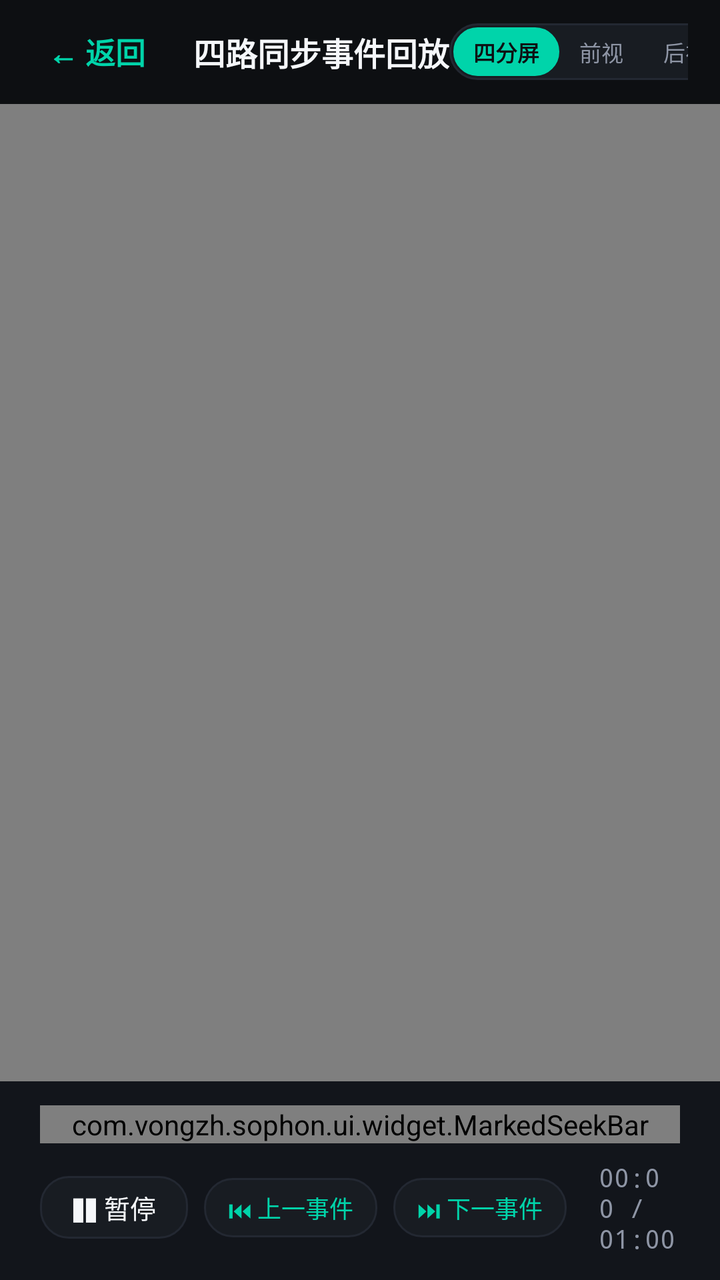
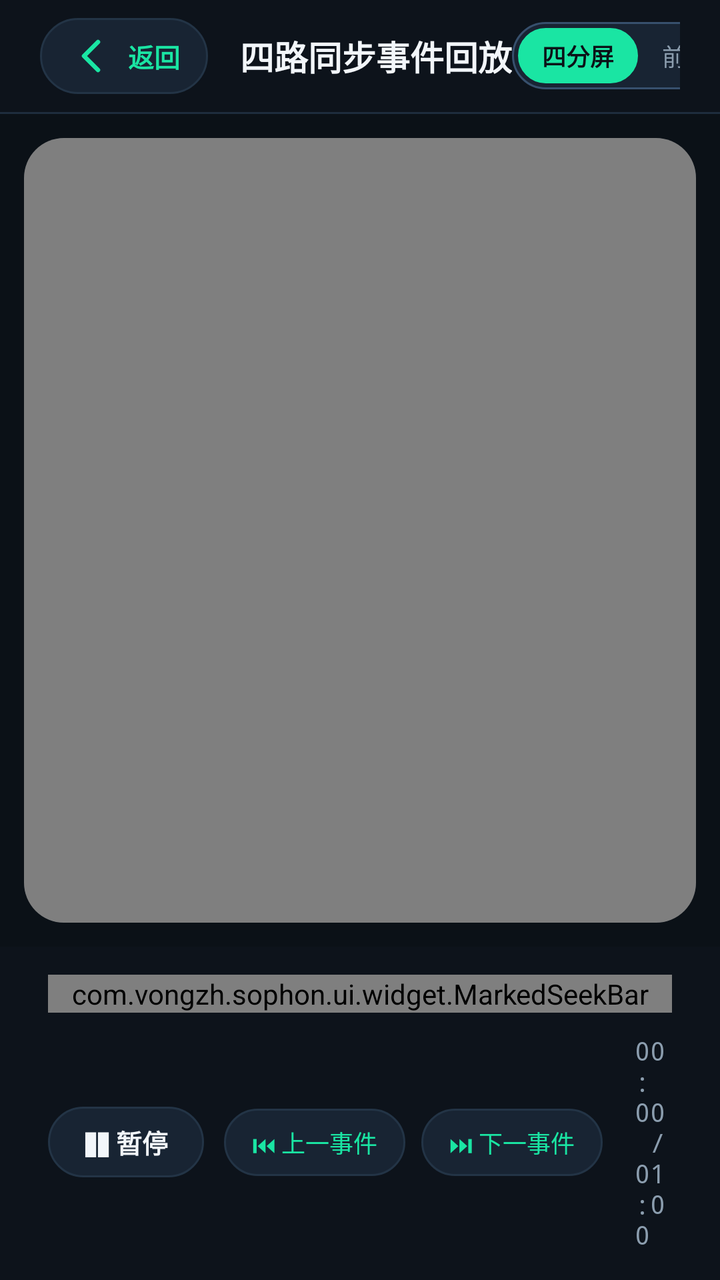

The first picture is an Android layout as it rendered before a commit; the second is the same layout after the commit. The layout source and the unified diff follow.
<!-- AndroidManifest.xml: application theme Theme.Sophon -->
<!-- res/layout/activity_quad_sync_player.xml -->
<?xml version="1.0" encoding="utf-8"?>
<LinearLayout xmlns:android="http://schemas.android.com/apk/res/android"
    android:layout_width="match_parent"
    android:layout_height="match_parent"
    android:background="@color/bg_cockpit_dark"
    android:orientation="vertical">

    
    <LinearLayout
        android:layout_width="match_parent"
        android:layout_height="52dp"
        android:gravity="center_vertical"
        android:orientation="horizontal"
        android:paddingHorizontal="16dp">

        <TextView
            android:id="@+id/btn_player_back"
            android:layout_width="wrap_content"
            android:layout_height="wrap_content"
            android:background="?attr/selectableItemBackgroundBorderless"
            android:padding="8dp"
            android:text="← 返回"
            android:textColor="@color/flyme_cyan"
            android:textSize="15sp"
            android:textStyle="bold" />

        <TextView
            android:id="@+id/tv_player_title"
            android:layout_width="wrap_content"
            android:layout_height="wrap_content"
            android:layout_marginStart="16dp"
            android:text="四路同步事件回放"
            android:textColor="@color/text_primary"
            android:textSize="16sp"
            android:textStyle="bold" />

        <View
            android:layout_width="0dp"
            android:layout_height="1dp"
            android:layout_weight="1" />

        
        <LinearLayout
            android:layout_width="wrap_content"
            android:layout_height="wrap_content"
            android:background="@drawable/bg_badge_pill"
            android:orientation="horizontal"
            android:padding="2dp">

            <TextView
                android:id="@+id/btn_view_quad"
                android:layout_width="wrap_content"
                android:layout_height="wrap_content"
                android:background="@drawable/bg_badge_pill"
                android:backgroundTint="@color/flyme_cyan"
                android:paddingHorizontal="10dp"
                android:paddingVertical="4dp"
                android:text="四分屏"
                android:textColor="@color/bg_cockpit_dark"
                android:textSize="11sp"
                android:textStyle="bold" />

            <TextView
                android:id="@+id/btn_view_front"
                android:layout_width="wrap_content"
                android:layout_height="wrap_content"
                android:paddingHorizontal="10dp"
                android:paddingVertical="4dp"
                android:text="前视"
                android:textColor="@color/text_secondary"
                android:textSize="11sp" />

            <TextView
                android:id="@+id/btn_view_back"
                android:layout_width="wrap_content"
                android:layout_height="wrap_content"
                android:paddingHorizontal="10dp"
                android:paddingVertical="4dp"
                android:text="后视"
                android:textColor="@color/text_secondary"
                android:textSize="11sp" />
        </LinearLayout>
    </LinearLayout>

    
    <FrameLayout
        android:id="@+id/player_video_container"
        android:layout_width="match_parent"
        android:layout_height="0dp"
        android:layout_weight="1"
        android:background="@color/bg_card_dark">

        <VideoView
            android:id="@+id/video_view_main"
            android:layout_width="match_parent"
            android:layout_height="match_parent"
            android:layout_gravity="center" />
    </FrameLayout>

    
    <LinearLayout
        android:layout_width="match_parent"
        android:layout_height="wrap_content"
        android:background="@color/bg_nav_rail"
        android:orientation="vertical"
        android:paddingHorizontal="20dp"
        android:paddingVertical="12dp">

        
        <com.vongzh.sophon.ui.widget.MarkedSeekBar
            android:id="@+id/player_seek_bar"
            android:layout_width="match_parent"
            android:layout_height="wrap_content" />

        
        <LinearLayout
            android:layout_width="match_parent"
            android:layout_height="wrap_content"
            android:layout_marginTop="8dp"
            android:gravity="center_vertical"
            android:orientation="horizontal">

            <TextView
                android:id="@+id/btn_play_pause"
                android:layout_width="wrap_content"
                android:layout_height="wrap_content"
                android:background="@drawable/bg_badge_pill"
                android:paddingHorizontal="16dp"
                android:paddingVertical="6dp"
                android:text="❚❚ 暂停"
                android:textColor="@color/text_primary"
                android:textSize="13sp" />

            
            <TextView
                android:id="@+id/btn_prev_marker"
                android:layout_width="wrap_content"
                android:layout_height="wrap_content"
                android:layout_marginStart="8dp"
                android:background="@drawable/bg_badge_pill"
                android:paddingHorizontal="12dp"
                android:paddingVertical="6dp"
                android:text="⏮ 上一事件"
                android:textColor="@color/flyme_cyan"
                android:textSize="12sp" />

            
            <TextView
                android:id="@+id/btn_next_marker"
                android:layout_width="wrap_content"
                android:layout_height="wrap_content"
                android:layout_marginStart="8dp"
                android:background="@drawable/bg_badge_pill"
                android:paddingHorizontal="12dp"
                android:paddingVertical="6dp"
                android:text="⏭ 下一事件"
                android:textColor="@color/flyme_cyan"
                android:textSize="12sp" />

            <TextView
                android:id="@+id/tv_time_progress"
                android:layout_width="wrap_content"
                android:layout_height="wrap_content"
                android:layout_marginStart="16dp"
                android:fontFamily="monospace"
                android:text="00:00 / 01:00"
                android:textColor="@color/text_secondary"
                android:textSize="13sp" />

            <View
                android:layout_width="0dp"
                android:layout_height="1dp"
                android:layout_weight="1" />

            <TextView
                android:id="@+id/btn_clip_video"
                android:layout_width="wrap_content"
                android:layout_height="wrap_content"
                android:layout_marginEnd="10dp"
                android:background="@drawable/bg_badge_pill"
                android:backgroundTint="#2638FEFE"
                android:paddingHorizontal="14dp"
                android:paddingVertical="6dp"
                android:text="✂️ 截取取证片段"
                android:textColor="@color/flyme_cyan"
                android:textSize="12sp"
                android:textStyle="bold" />

            <TextView
                android:id="@+id/btn_play_speed"
                android:layout_width="wrap_content"
                android:layout_height="wrap_content"
                android:background="@drawable/bg_badge_pill"
                android:paddingHorizontal="12dp"
                android:paddingVertical="6dp"
                android:text="1.0x 倍速"
                android:textColor="@color/flyme_cyan"
                android:textSize="12sp" />
        </LinearLayout>

    </LinearLayout>

</LinearLayout>
<!-- resources referenced by this layout -->
<resources>
  <color name="bg_card_dark">#FF181C22</color>
  <color name="bg_cockpit_dark">#FF0D0F12</color>
  <color name="bg_nav_rail">#FF12151B</color>
  <color name="flyme_cyan">#FF00D4AA</color>
  <color name="text_primary">#FFF5F7FA</color>
  <color name="text_secondary">#FF8E95A5</color>
  <!-- drawable bg_badge_pill (drawable) -->
  <?xml version="1.0" encoding="utf-8"?>
  <shape xmlns:android="http://schemas.android.com/apk/res/android"
      android:shape="rectangle">
      <corners android:radius="14dp" />
      <solid android:color="@color/bg_card_dark" />
      <stroke android:width="1dp" android:color="@color/divider_line" />
  </shape>
  <color name="divider_line">#FF232832</color>
  <!-- unchanged entries left out for length: 2 -->
</resources>

<!-- the commit's change to res/layout/activity_quad_sync_player.xml (unified diff, before → after) -->
@@ -8,20 +8,25 @@
     
     <LinearLayout
         android:layout_width="match_parent"
-        android:layout_height="52dp"
+        android:layout_height="56dp"
+        android:background="@color/bg_nav_rail"
         android:gravity="center_vertical"
         android:orientation="horizontal"
-        android:paddingHorizontal="16dp">
+        android:paddingHorizontal="20dp">
 
         <TextView
             android:id="@+id/btn_player_back"
             android:layout_width="wrap_content"
             android:layout_height="wrap_content"
-            android:background="?attr/selectableItemBackgroundBorderless"
-            android:padding="8dp"
-            android:text="← 返回"
+            android:background="@drawable/bg_badge_pill"
+            android:drawableStart="@drawable/ic_action_back"
+            android:drawablePadding="6dp"
+            android:gravity="center_vertical"
+            android:paddingHorizontal="14dp"
+            android:paddingVertical="7dp"
+            android:text="返回"
             android:textColor="@color/flyme_cyan"
-            android:textSize="15sp"
+            android:textSize="13sp"
             android:textStyle="bold" />
 
         <TextView
@@ -31,7 +36,7 @@
             android:layout_marginStart="16dp"
             android:text="四路同步事件回放"
             android:textColor="@color/text_primary"
-            android:textSize="16sp"
+            android:textSize="17sp"
             android:textStyle="bold" />
 
         <View
@@ -43,52 +48,60 @@
         <LinearLayout
             android:layout_width="wrap_content"
             android:layout_height="wrap_content"
-            android:background="@drawable/bg_badge_pill"
+            android:background="@drawable/bg_cockpit_card_elevated"
             android:orientation="horizontal"
-            android:padding="2dp">
+            android:padding="3dp">
 
             <TextView
                 android:id="@+id/btn_view_quad"
                 android:layout_width="wrap_content"
                 android:layout_height="wrap_content"
-                android:background="@drawable/bg_badge_pill"
-                android:backgroundTint="@color/flyme_cyan"
-                android:paddingHorizontal="10dp"
-                android:paddingVertical="4dp"
+                android:background="@drawable/bg_badge_pill_active"
+                android:paddingHorizontal="12dp"
+                android:paddingVertical="5dp"
                 android:text="四分屏"
                 android:textColor="@color/bg_cockpit_dark"
-                android:textSize="11sp"
+                android:textSize="12sp"
                 android:textStyle="bold" />
 
             <TextView
                 android:id="@+id/btn_view_front"
                 android:layout_width="wrap_content"
                 android:layout_height="wrap_content"
-                android:paddingHorizontal="10dp"
-                android:paddingVertical="4dp"
+                android:background="@drawable/bg_nav_capsule_inactive"
+                android:paddingHorizontal="12dp"
+                android:paddingVertical="5dp"
                 android:text="前视"
                 android:textColor="@color/text_secondary"
-                android:textSize="11sp" />
+                android:textSize="12sp" />
 
             <TextView
                 android:id="@+id/btn_view_back"
                 android:layout_width="wrap_content"
                 android:layout_height="wrap_content"
-                android:paddingHorizontal="10dp"
-                android:paddingVertical="4dp"
+                android:background="@drawable/bg_nav_capsule_inactive"
+                android:paddingHorizontal="12dp"
+                android:paddingVertical="5dp"
                 android:text="后视"
                 android:textColor="@color/text_secondary"
-                android:textSize="11sp" />
+                android:textSize="12sp" />
         </LinearLayout>
     </LinearLayout>
+
+    <View
+        android:layout_width="match_parent"
+        android:layout_height="1dp"
+        android:background="@color/divider_line" />
 
     
     <FrameLayout
         android:id="@+id/player_video_container"
         android:layout_width="match_parent"
         android:layout_height="0dp"
+        android:layout_margin="12dp"
         android:layout_weight="1"
-        android:background="@color/bg_card_dark">
+        android:background="@drawable/bg_cockpit_card"
+        android:clipToOutline="true">
 
         <VideoView
             android:id="@+id/video_view_main"
@@ -103,8 +116,8 @@
         android:layout_height="wrap_content"
         android:background="@color/bg_nav_rail"
         android:orientation="vertical"
-        android:paddingHorizontal="20dp"
-        android:paddingVertical="12dp">
+        android:paddingHorizontal="24dp"
+        android:paddingVertical="14dp">
 
         
         <com.vongzh.sophon.ui.widget.MarkedSeekBar
@@ -116,7 +129,7 @@
         <LinearLayout
             android:layout_width="match_parent"
             android:layout_height="wrap_content"
-            android:layout_marginTop="8dp"
+            android:layout_marginTop="10dp"
             android:gravity="center_vertical"
             android:orientation="horizontal">
 
@@ -125,21 +138,22 @@
                 android:layout_width="wrap_content"
                 android:layout_height="wrap_content"
                 android:background="@drawable/bg_badge_pill"
-                android:paddingHorizontal="16dp"
-                android:paddingVertical="6dp"
+                android:paddingHorizontal="18dp"
+                android:paddingVertical="8dp"
                 android:text="❚❚ 暂停"
                 android:textColor="@color/text_primary"
-                android:textSize="13sp" />
+                android:textSize="13sp"
+                android:textStyle="bold" />
 
             
             <TextView
                 android:id="@+id/btn_prev_marker"
                 android:layout_width="wrap_content"
                 android:layout_height="wrap_content"
-                android:layout_marginStart="8dp"
-                android:background="@drawable/bg_badge_pill"
-                android:paddingHorizontal="12dp"
-                android:paddingVertical="6dp"
+                android:layout_marginStart="10dp"
+                android:background="@drawable/bg_badge_pill"
+                android:paddingHorizontal="14dp"
+                android:paddingVertical="8dp"
                 android:text="⏮ 上一事件"
                 android:textColor="@color/flyme_cyan"
                 android:textSize="12sp" />
@@ -151,8 +165,8 @@
                 android:layout_height="wrap_content"
                 android:layout_marginStart="8dp"
                 android:background="@drawable/bg_badge_pill"
-                android:paddingHorizontal="12dp"
-                android:paddingVertical="6dp"
+                android:paddingHorizontal="14dp"
+                android:paddingVertical="8dp"
                 android:text="⏭ 下一事件"
                 android:textColor="@color/flyme_cyan"
                 android:textSize="12sp" />
@@ -172,30 +186,34 @@
                 android:layout_height="1dp"
                 android:layout_weight="1" />
 
+            
             <TextView
                 android:id="@+id/btn_clip_video"
                 android:layout_width="wrap_content"
                 android:layout_height="wrap_content"
                 android:layout_marginEnd="10dp"
                 android:background="@drawable/bg_badge_pill"
-                android:backgroundTint="#2638FEFE"
-                android:paddingHorizontal="14dp"
-                android:paddingVertical="6dp"
-                android:text="✂️ 截取取证片段"
+                android:drawableStart="@drawable/ic_clip_scissors"
+                android:drawablePadding="6dp"
+                android:paddingHorizontal="14dp"
+                android:paddingVertical="7dp"
+                android:text="截取取证"
                 android:textColor="@color/flyme_cyan"
                 android:textSize="12sp"
                 android:textStyle="bold" />
 
+            
             <TextView
                 android:id="@+id/btn_play_speed"
                 android:layout_width="wrap_content"
                 android:layout_height="wrap_content"
                 android:background="@drawable/bg_badge_pill"
-                android:paddingHorizontal="12dp"
-                android:paddingVertical="6dp"
+                android:paddingHorizontal="14dp"
+                android:paddingVertical="8dp"
                 android:text="1.0x 倍速"
-                android:textColor="@color/flyme_cyan"
-                android:textSize="12sp" />
+                android:textColor="@color/text_secondary"
+                android:textSize="12sp"
+                android:textStyle="bold" />
         </LinearLayout>
 
     </LinearLayout>
<!-- resource entries referenced after the edit -->
@@ -1,20 +1,121 @@
 <!-- resources referenced by this layout -->
 <resources>
-  <color name="bg_card_dark">#FF181C22</color>
-  <color name="bg_cockpit_dark">#FF0D0F12</color>
-  <color name="bg_nav_rail">#FF12151B</color>
-  <color name="flyme_cyan">#FF00D4AA</color>
-  <color name="text_primary">#FFF5F7FA</color>
-  <color name="text_secondary">#FF8E95A5</color>
+  <color name="bg_card_dark">#FF131D28</color>
+  <color name="stroke_glass_highlight">#FF37506D</color>
+  <color name="flyme_cyan_glow">#331AE5A3</color>
+  <color name="bg_cockpit_dark">#FF0B1117</color>
+  <color name="bg_nav_rail">#FF0D131B</color>
+  <color name="flyme_cyan">#FF1AE5A3</color>
+  <color name="text_primary">#FFF2F6FA</color>
+  <color name="text_secondary">#FF8B9DAE</color>
   <!-- drawable bg_badge_pill (drawable) -->
   <?xml version="1.0" encoding="utf-8"?>
   <shape xmlns:android="http://schemas.android.com/apk/res/android"
       android:shape="rectangle">
-      <corners android:radius="14dp" />
+      <corners android:radius="50dp" />
+      <solid android:color="@color/bg_card_elevated" />
+      <stroke
+          android:width="1dp"
+          android:color="@color/stroke_glass_card" />
+  </shape>
+  <!-- drawable bg_badge_pill_active (drawable) -->
+  <?xml version="1.0" encoding="utf-8"?>
+  <shape xmlns:android="http://schemas.android.com/apk/res/android"
+      android:shape="rectangle">
+      <corners android:radius="50dp" />
+      <solid android:color="@color/flyme_cyan" />
+      <stroke
+          android:width="1dp"
+          android:color="@color/flyme_cyan" />
+  </shape>
+  <!-- drawable bg_cockpit_card (drawable) -->
+  <?xml version="1.0" encoding="utf-8"?>
+  <shape xmlns:android="http://schemas.android.com/apk/res/android"
+      android:shape="rectangle">
+      <corners android:radius="20dp" />
       <solid android:color="@color/bg_card_dark" />
-      <stroke android:width="1dp" android:color="@color/divider_line" />
+      <stroke
+          android:width="1dp"
+          android:color="@color/stroke_glass_card" />
   </shape>
-  <color name="divider_line">#FF232832</color>
+  <!-- drawable bg_cockpit_card_elevated (drawable) -->
+  <?xml version="1.0" encoding="utf-8"?>
+  <shape xmlns:android="http://schemas.android.com/apk/res/android"
+      android:shape="rectangle">
+      <corners android:radius="20dp" />
+      <solid android:color="@color/bg_card_elevated" />
+      <stroke
+          android:width="1dp"
+          android:color="@color/stroke_glass_highlight" />
+  </shape>
+  <!-- drawable bg_nav_capsule_inactive (drawable) -->
+  <?xml version="1.0" encoding="utf-8"?>
+  <ripple xmlns:android="http://schemas.android.com/apk/res/android"
+      android:color="@color/flyme_cyan_glow">
+      <item>
+          <shape android:shape="rectangle">
+              <corners android:radius="16dp" />
+              <solid android:color="#00000000" />
+          </shape>
+      </item>
+  </ripple>
+  <!-- drawable ic_action_back (drawable) -->
+  <?xml version="1.0" encoding="utf-8"?>
+  <vector xmlns:android="http://schemas.android.com/apk/res/android"
+      android:width="24dp"
+      android:height="24dp"
+      android:viewportWidth="24"
+      android:viewportHeight="24">
+  
+      
+      <path
+          android:pathData="M 15,19 L 8,12 L 15,5"
+          android:strokeColor="@color/flyme_cyan"
+          android:strokeWidth="2.2"
+          android:strokeLineCap="round"
+          android:strokeLineJoin="round" />
+  </vector>
+  <!-- drawable ic_clip_scissors (drawable) -->
+  <?xml version="1.0" encoding="utf-8"?>
+  <vector xmlns:android="http://schemas.android.com/apk/res/android"
+      android:width="24dp"
+      android:height="24dp"
+      android:viewportWidth="24"
+      android:viewportHeight="24">
+  
+      
+      
+      <path
+          android:pathData="M 6,7 C 7.1,7 8,6.1 8,5 C 8,3.9 7.1,3 6,3 C 4.9,3 4,3.9 4,5 C 4,6.1 4.9,7 6,7 Z"
+          android:strokeColor="@color/flyme_cyan"
+          android:strokeWidth="1.6" />
+      <path
+          android:pathData="M 7.6,6.3 L 12,11.5 L 20,4"
+          android:strokeColor="@color/flyme_cyan"
+          android:strokeWidth="1.8"
+          android:strokeLineCap="round"
+          android:strokeLineJoin="round" />
+  
+      
+      <path
+          android:pathData="M 6,21 C 7.1,21 8,20.1 8,19 C 8,17.9 7.1,17 6,17 C 4.9,17 4,17.9 4,19 C 4,20.1 4.9,21 6,21 Z"
+          android:strokeColor="@color/flyme_cyan"
+          android:strokeWidth="1.6" />
+      <path
+          android:pathData="M 7.6,17.7 L 12,12.5 L 20,20"
+          android:strokeColor="@color/flyme_cyan"
+          android:strokeWidth="1.8"
+          android:strokeLineCap="round"
+          android:strokeLineJoin="round" />
+  
+      
+      <path
+          android:pathData="M 12,12 A 1,1 0 1,1 12,11.99 Z"
+          android:fillColor="@color/flyme_cyan" />
+  </vector>
+  <color name="bg_card_elevated">#FF182433</color>
+  <color name="stroke_glass_card">#FF233446</color>
+  <color name="divider_line">#FF1E2D3D</color>
   <!-- unchanged entries left out for length: 2 -->
 </resources>
 
